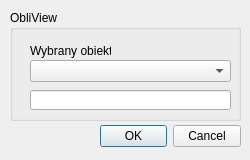
This is gisnet_tools/ui/settings.ui in haldrigar/GISNET-QTools as Qt 5 draws it before an edit. The edited form follows.
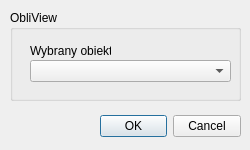
This is the edited form.

```diff
--- a/gisnet_tools/ui/settings.ui
+++ b/gisnet_tools/ui/settings.ui
@@ -7,19 +7,19 @@
     <x>0</x>
     <y>0</y>
     <width>250</width>
-    <height>160</height>
+    <height>150</height>
    </rect>
   </property>
   <property name="sizePolicy">
-   <sizepolicy hsizetype="Maximum" vsizetype="Maximum">
+   <sizepolicy hsizetype="Fixed" vsizetype="Fixed">
     <horstretch>0</horstretch>
     <verstretch>0</verstretch>
    </sizepolicy>
   </property>
-  <property name="maximumSize">
+  <property name="minimumSize">
    <size>
     <width>250</width>
-    <height>160</height>
+    <height>150</height>
    </size>
   </property>
   <property name="windowTitle">
@@ -29,7 +29,7 @@
    <property name="geometry">
     <rect>
      <x>100</x>
-     <y>120</y>
+     <y>110</y>
      <width>141</width>
      <height>32</height>
     </rect>
@@ -50,7 +50,7 @@
      <x>10</x>
      <y>10</y>
      <width>231</width>
-     <height>111</height>
+     <height>91</height>
     </rect>
    </property>
    <property name="title">
@@ -82,16 +82,6 @@
      <string>Wybrany obiekt:</string>
     </property>
    </widget>
-   <widget class="QLineEdit" name="lineEditObliViewUrl">
-    <property name="geometry">
-     <rect>
-      <x>20</x>
-      <y>80</y>
-      <width>201</width>
-      <height>20</height>
-     </rect>
-    </property>
-   </widget>
   </widget>
  </widget>
  <resources/>
```
